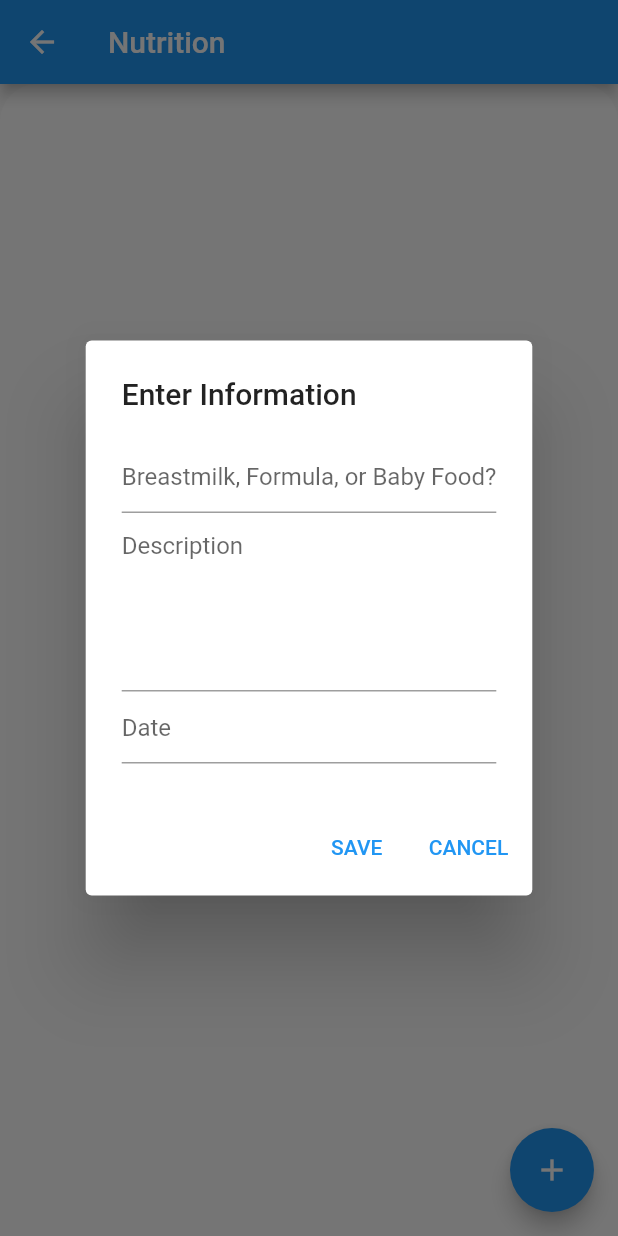
After one commit to kwu6gsu/csc4360-group-project, a Flutter app: the NutritionScreen screen opened directly, after a tap on the "add" icon, on a phone screen of 412 x 824 dp. The commit adds this screen. Run offline on Flutter 3.47's test engine with Material 2 defaults, Android fonts, the light colour scheme and no system bars; our stand-ins replace cloud_firestore, firebase_auth, firebase_core, flutter_rating_bar, flutter_signin_button; accounts and stored records are empty.

Commit message:
added nutrition screen (javier/kenny)

```diff
--- /dev/null
+++ b/lib/nutrition.dart
@@ -0,0 +1,240 @@
+import 'package:flutter/material.dart';
+import 'package:firebase_auth/firebase_auth.dart';
+import 'package:cloud_firestore/cloud_firestore.dart';
+
+class NutritionScreen extends StatefulWidget {
+  @override
+  _NutritionScreenState createState() => _NutritionScreenState();
+}
+
+class _NutritionScreenState extends State<NutritionScreen> {
+  late String typeText;
+  late String descText;
+  TextEditingController _typeController = TextEditingController();
+  TextEditingController _descController = TextEditingController();
+  TextEditingController _dateController = TextEditingController();
+  FirebaseAuth firebaseAuth = FirebaseAuth.instance;
+  final CollectionReference nutritionCollection = FirebaseFirestore.instance
+      .collection('users')
+      .doc(FirebaseAuth.instance.currentUser!.uid)
+      .collection('nutrition');
+
+  Future<void> saveNutrition() {
+    return nutritionCollection.add({
+      'type': typeText,
+      'description': descText,
+      'date': _dateController.text,
+      'submitted': DateTime.now()
+    });
+  }
+
+  Future<void> _displayTextInputDialog(BuildContext context) async {
+    return showDialog(
+        context: context,
+        builder: (context) {
+          return AlertDialog(
+            scrollable: true,
+            title: Text("Enter Information"),
+            content: Column(
+              children: [
+                TextField(
+                  decoration: InputDecoration(
+                      hintText: "Breastmilk, Formula, or Baby Food?"),
+                  onChanged: (value) {
+                    setState(() {
+                      typeText = value;
+                    });
+                  },
+                  controller: _typeController,
+                ),
+                TextField(
+                  decoration: InputDecoration(hintText: "Description"),
+                  keyboardType: TextInputType.multiline,
+                  minLines: 5,
+                  maxLines: null,
+                  onChanged: (value) {
+                    setState(() {
+                      descText = value;
+                    });
+                  },
+                  controller: _descController,
+                ),
+                TextFormField(
+                  controller: _dateController,
+                  decoration: InputDecoration(
+                    hintText: "Date",
+                  ),
+                  onTap: () async {
+                    FocusScope.of(context).requestFocus(new FocusNode());
+                    DateTime date = (await showDatePicker(
+                        context: context,
+                        initialDate: DateTime.now(),
+                        firstDate: DateTime(DateTime.now().year - 20),
+                        lastDate: DateTime(DateTime.now().year + 20)))!;
+                    _dateController.text = date.toString().substring(0, 10);
+                  },
+                )
+              ],
+            ),
+            actions: <Widget>[
+              TextButton(
+                child: Text('SAVE'),
+                onPressed: () {
+                  setState(() {
+                    Navigator.pop(context);
+                  });
+                  saveNutrition();
+                  _typeController.clear();
+                  _descController.clear();
+                  _dateController.clear();
+                },
+              ),
+              TextButton(
+                child: Text('CANCEL'),
+                onPressed: () {
+                  setState(() {
+                    Navigator.pop(context);
+                    _typeController.clear();
+                    _descController.clear();
+                    _dateController.clear();
+                  });
+                },
+              ),
+            ],
+          );
+        });
+  }
+
+  Future<void> _displayNutritionDialog(
+      BuildContext context, String date, String type, String desc) async {
+    return showDialog(
+        context: context,
+        builder: (context) {
+          return AlertDialog(
+            scrollable: true,
+            title: Text(date),
+            content: Column(
+              children: [
+                Align(alignment: Alignment.centerLeft, child: Text(type)),
+                Padding(
+                    padding: EdgeInsets.only(top: 20),
+                    child: Align(
+                        alignment: Alignment.centerLeft, child: Text(desc))),
+              ],
+            ),
+            actions: <Widget>[
+              TextButton(
+                child: Text('CLOSE'),
+                onPressed: () {
+                  setState(() {
+                    Navigator.pop(context);
+                  });
+                },
+              ),
+            ],
+          );
+        });
+  }
+
+  Future<void> _displayDeleteDialog(DocumentReference reference) async {
+    return showDialog<void>(
+      context: context,
+      barrierDismissible: false,
+      builder: (BuildContext context) {
+        return AlertDialog(
+          content: SingleChildScrollView(
+            child: ListBody(
+              children: const <Widget>[
+                Text('Are you sure you want to delete this item?'),
+              ],
+            ),
+          ),
+          actions: <Widget>[
+            TextButton(
+              child: const Text('Yes'),
+              onPressed: () async {
+                await FirebaseFirestore.instance
+                    .runTransaction((Transaction myTransaction) async {
+                  myTransaction.delete(reference);
+                });
+                Navigator.of(context).pop();
+              },
+            ),
+            TextButton(
+              child: const Text('No'),
+              onPressed: () {
+                Navigator.of(context).pop();
+              },
+            ),
+          ],
+        );
+      },
+    );
+  }
+
+  @override
+  Widget build(BuildContext context) {
+    return Scaffold(
+      appBar: AppBar(
+        title: Text("Nutrition"),
+      ),
+      body: Column(
+        children: [
+          Expanded(
+              child: Container(
+            padding: EdgeInsets.all(10),
+            decoration: BoxDecoration(
+                color: Colors.white,
+                borderRadius: BorderRadius.only(
+                    topLeft: Radius.circular(25),
+                    topRight: Radius.circular(25))),
+            child: StreamBuilder<QuerySnapshot>(
+              stream: FirebaseFirestore.instance
+                  .collection('users')
+                  .doc(firebaseAuth.currentUser!.uid)
+                  .collection('nutrition')
+                  .orderBy('date')
+                  .snapshots(),
+              builder: (context, AsyncSnapshot<QuerySnapshot> snapshot) {
+                if (snapshot.hasData) {
+                  return ListView.builder(
+                      itemCount: snapshot.requireData.size,
+                      physics: BouncingScrollPhysics(),
+                      itemBuilder: (context, index) {
+                        return Card(
+                            child: ListTile(
+                          title: Text(snapshot.requireData.docs[index]['date']),
+                          subtitle:
+                              Text(snapshot.requireData.docs[index]['type']),
+                          onTap: () {
+                            _displayNutritionDialog(
+                                context,
+                                snapshot.requireData.docs[index]['date'],
+                                snapshot.requireData.docs[index]['type'],
+                                snapshot.requireData.docs[index]
+                                    ['description']);
+                          },
+                          trailing: IconButton(
+                              onPressed: () {
+                                _displayDeleteDialog(
+                                    snapshot.requireData.docs[index].reference);
+                              },
+                              icon: Icon(Icons.delete)),
+                        ));
+                      });
+                }
+                return Center(child: CircularProgressIndicator());
+              },
+            ),
+          )),
+        ],
+      ),
+      floatingActionButton: FloatingActionButton(
+        child: Icon(Icons.add),
+        onPressed: () {
+          _displayTextInputDialog(context);
+        },
+      ),
+    );
+  }
+}
```
Also changed, not shown: lib/home.dart (+10 -0 lines).
